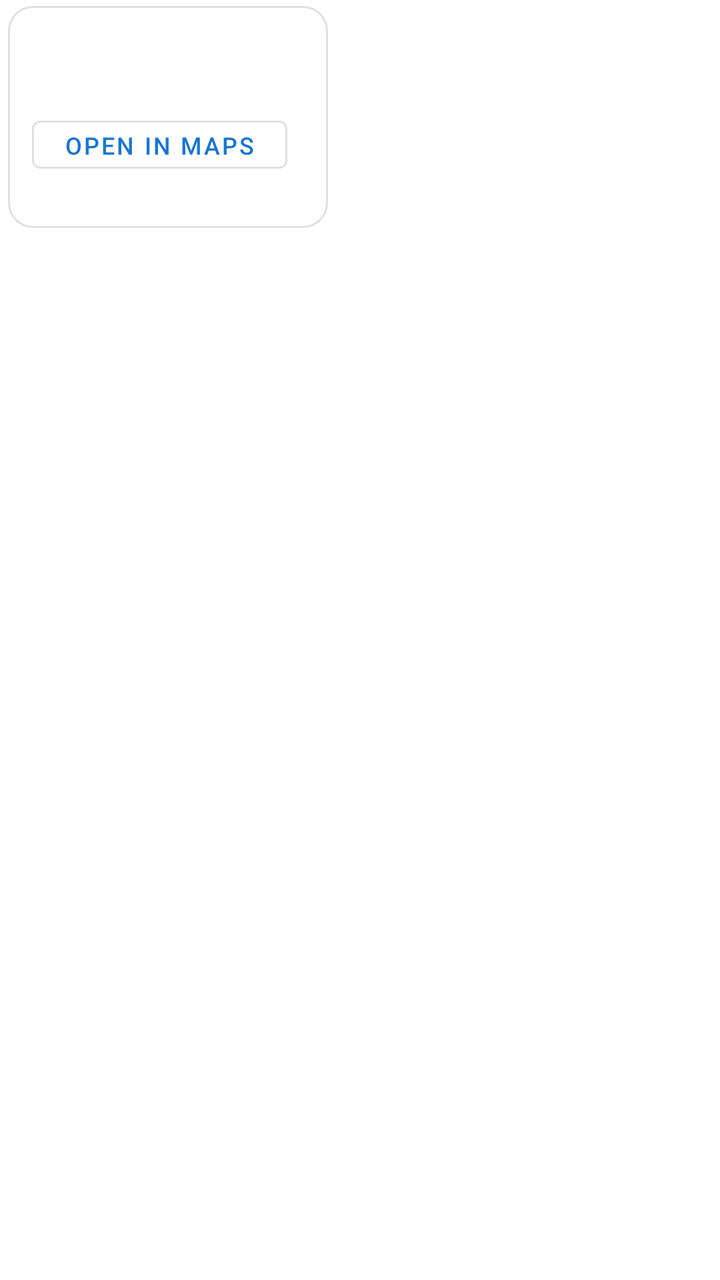
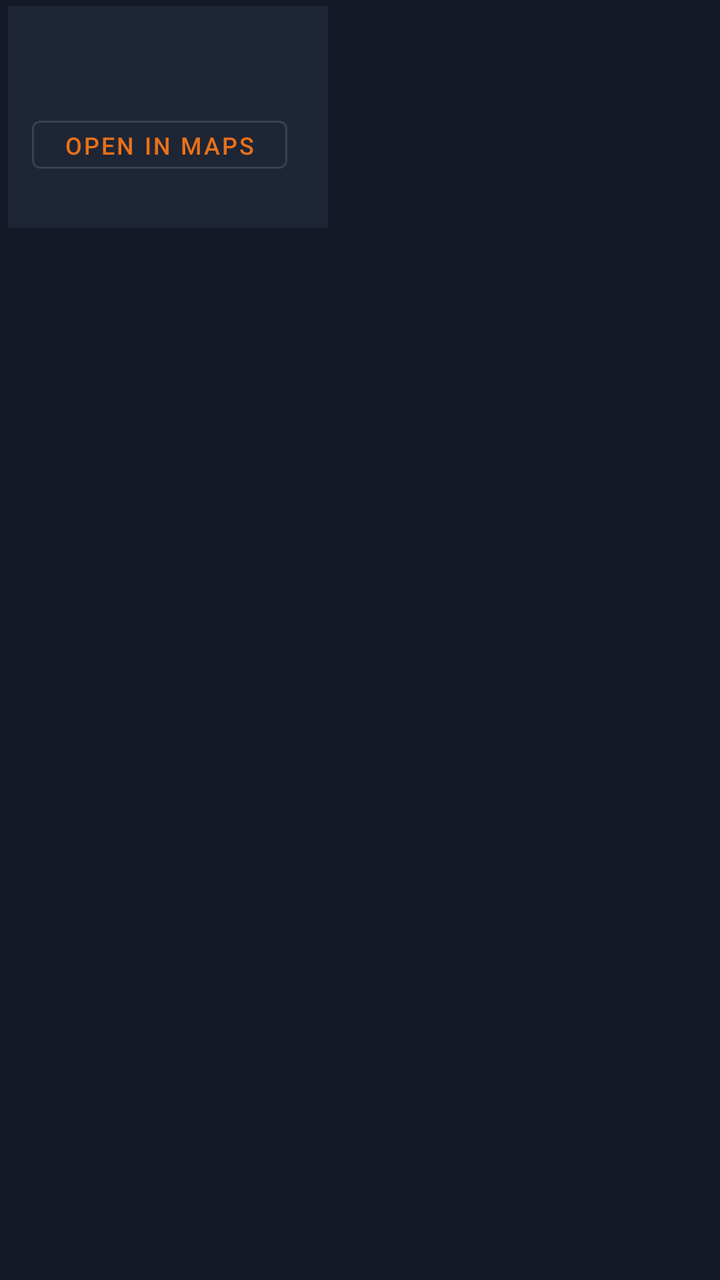

Compare the two renders of this Android layout. The source of the first and the diff that turns it into the second are given below.
<!-- AndroidManifest.xml: application theme Theme.Fshu -->
<!-- res/layout/item_location_received.xml -->
<?xml version="1.0" encoding="utf-8"?>
<LinearLayout xmlns:android="http://schemas.android.com/apk/res/android"
    android:layout_width="match_parent"
    android:layout_height="wrap_content"
    android:orientation="horizontal"
    android:paddingHorizontal="4dp"
    android:paddingVertical="3dp">

    <LinearLayout
        android:id="@+id/bubble"
        android:layout_width="wrap_content"
        android:layout_height="wrap_content"
        android:layout_marginEnd="56dp"
        android:background="@drawable/bg_message_received"
        android:orientation="vertical"
        android:paddingHorizontal="12dp"
        android:paddingTop="8dp"
        android:paddingBottom="6dp"
        android:minWidth="160dp">

        <TextView
            android:id="@+id/tv_coords"
            android:layout_width="wrap_content"
            android:layout_height="wrap_content"
            android:textSize="14sp"
            android:textColor="#111111"
            android:textStyle="bold" />

        <TextView
            android:id="@+id/tv_accuracy"
            android:layout_width="wrap_content"
            android:layout_height="wrap_content"
            android:textSize="12sp"
            android:textColor="#555555"
            android:layout_marginTop="2dp" />

        <Button
            android:id="@+id/btn_maps"
            android:layout_width="wrap_content"
            android:layout_height="36dp"
            android:text="Open in Maps"
            android:textSize="12sp"
            android:layout_marginTop="6dp"
            style="@style/Widget.MaterialComponents.Button.OutlinedButton" />

        <TextView
            android:id="@+id/tv_time"
            android:layout_width="wrap_content"
            android:layout_height="wrap_content"
            android:layout_gravity="end"
            android:layout_marginTop="3dp"
            android:textSize="11sp"
            android:textColor="#888888" />

    </LinearLayout>

</LinearLayout>
<!-- resources referenced by this layout -->
<resources>
  <!-- drawable bg_message_received (drawable) -->
  <?xml version="1.0" encoding="utf-8"?>
  <shape xmlns:android="http://schemas.android.com/apk/res/android">
      <solid android:color="#FFFFFF" />
      <stroke android:width="1dp" android:color="#E0E0E0" />
      <corners android:radius="12dp" />
  </shape>
  <style name="Theme.Fshu" parent="Theme.MaterialComponents.DayNight.DarkActionBar">
          <item name="colorPrimary">@color/primary</item>
          <item name="colorPrimaryVariant">@color/primary_dark</item>
          <item name="colorOnPrimary">@color/white</item>
          <item name="android:statusBarColor">@color/primary_dark</item>
      </style>
  <color name="primary">#1976D2</color>
  <color name="primary_dark">#1565C0</color>
  <color name="white">#FFFFFFFF</color>
</resources>

<!-- the commit's change to res/layout/item_location_received.xml (unified diff, before → after) -->
@@ -11,7 +11,7 @@
         android:layout_width="wrap_content"
         android:layout_height="wrap_content"
         android:layout_marginEnd="56dp"
-        android:background="@drawable/bg_message_received"
+        android:background="@color/bg_bubble_recv"
         android:orientation="vertical"
         android:paddingHorizontal="12dp"
         android:paddingTop="8dp"
@@ -23,7 +23,7 @@
             android:layout_width="wrap_content"
             android:layout_height="wrap_content"
             android:textSize="14sp"
-            android:textColor="#111111"
+            android:textColor="@color/text_primary"
             android:textStyle="bold" />
 
         <TextView
@@ -31,7 +31,7 @@
             android:layout_width="wrap_content"
             android:layout_height="wrap_content"
             android:textSize="12sp"
-            android:textColor="#555555"
+            android:textColor="@color/text_secondary"
             android:layout_marginTop="2dp" />
 
         <Button
@@ -50,7 +50,7 @@
             android:layout_gravity="end"
             android:layout_marginTop="3dp"
             android:textSize="11sp"
-            android:textColor="#888888" />
+            android:textColor="@color/text_tertiary" />
 
     </LinearLayout>
 
<!-- resource entries referenced after the edit -->
@@ -1,20 +1,29 @@
 <!-- resources referenced by this layout -->
 <resources>
-  <!-- drawable bg_message_received (drawable) -->
-  <?xml version="1.0" encoding="utf-8"?>
-  <shape xmlns:android="http://schemas.android.com/apk/res/android">
-      <solid android:color="#FFFFFF" />
-      <stroke android:width="1dp" android:color="#E0E0E0" />
-      <corners android:radius="12dp" />
-  </shape>
-  <style name="Theme.Fshu" parent="Theme.MaterialComponents.DayNight.DarkActionBar">
-          <item name="colorPrimary">@color/primary</item>
-          <item name="colorPrimaryVariant">@color/primary_dark</item>
+  <color name="bg_bubble_recv">#1e2535</color>
+  <color name="text_primary">#FFFFFF</color>
+  <color name="text_secondary">#9090A0</color>
+  <color name="text_tertiary">#6a6a7a</color>
+  <style name="Theme.Fshu" parent="Theme.MaterialComponents.NoActionBar">
+          <item name="colorPrimary">@color/accent</item>
+          <item name="colorPrimaryVariant">@color/accent_dark</item>
           <item name="colorOnPrimary">@color/white</item>
-          <item name="android:statusBarColor">@color/primary_dark</item>
+          <item name="colorSurface">@color/bg_secondary</item>
+          <item name="colorOnSurface">@color/text_primary</item>
+          <item name="android:colorBackground">@color/bg_primary</item>
+          <item name="android:windowBackground">@color/bg_primary</item>
+          <item name="android:statusBarColor">@color/bg_secondary</item>
+          <item name="android:navigationBarColor">@color/bg_primary</item>
+          <item name="android:textColorPrimary">@color/text_primary</item>
+          <item name="android:textColorSecondary">@color/text_secondary</item>
+          <item name="colorControlNormal">@color/text_secondary</item>
+          <item name="colorControlActivated">@color/accent</item>
+          <item name="android:forceDarkAllowed" tools:targetApi="q">false</item>
       </style>
-  <color name="primary">#1976D2</color>
-  <color name="primary_dark">#1565C0</color>
-  <color name="white">#FFFFFFFF</color>
+  <color name="accent">#E8711A</color>
+  <color name="accent_dark">#d4621a</color>
+  <color name="white">#FFFFFF</color>
+  <color name="bg_secondary">#1a2035</color>
+  <color name="bg_primary">#141928</color>
 </resources>
 
